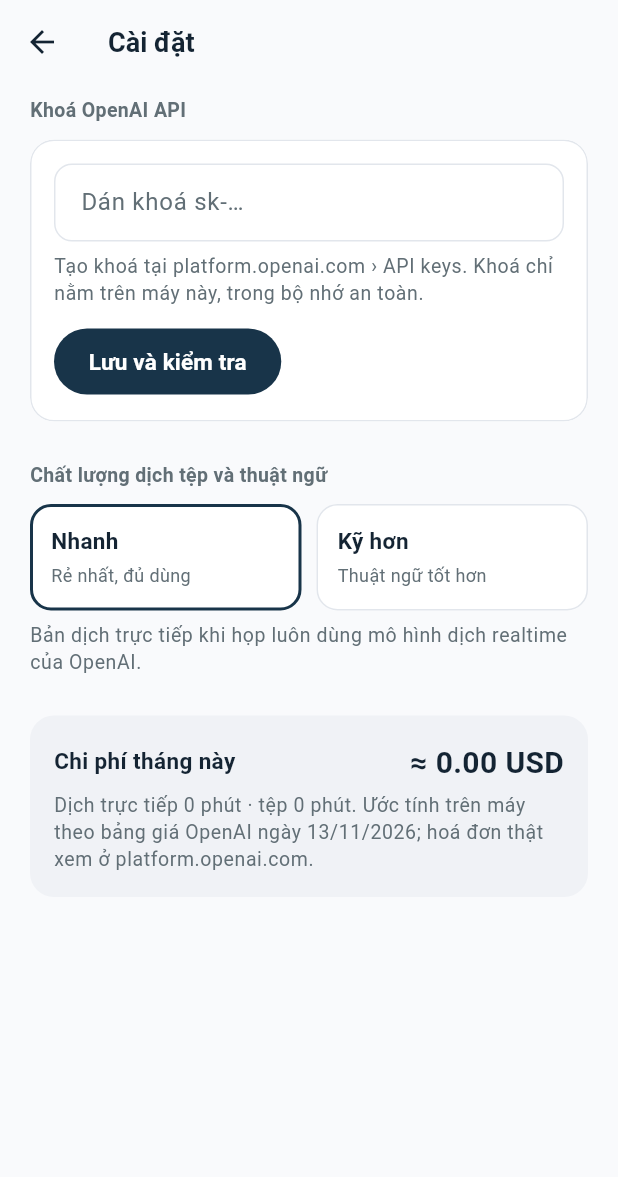
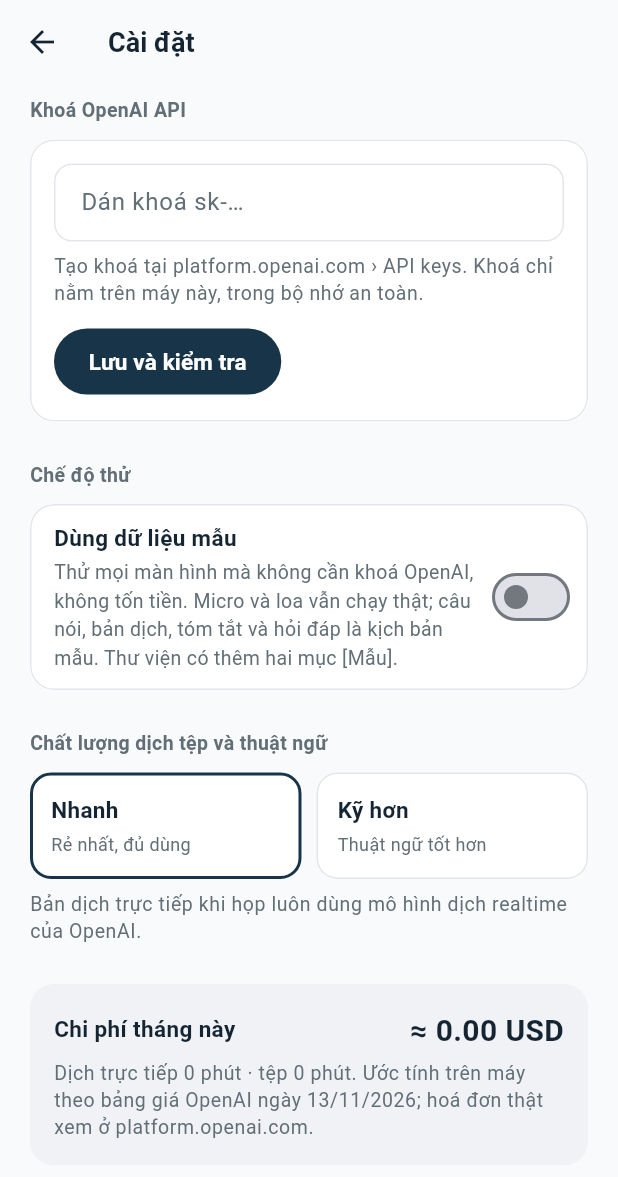
Before and after one commit to ngducmanh21/codex_hackathon, a Flutter app: the screen it shows after launch, after a tap on "Thêm khoá", on a phone screen of 412 x 824 dp. Shown: the top 1177 px of the screen. Run offline on Flutter 3.47's test engine with Material 3 defaults, Android fonts, the phone set to English and light mode, and no system bars; our stand-ins replace file_picker, flutter_secure_storage, image_picker, share_plus, wakelock_plus; missing offline and left inert: flutter_pcm_sound, record.

Commit message:
Add "Chế độ thử": try every screen without an OpenAI key
- A scripted translation server (lib/demo/demo_translate.dart) speaks
  OpenAI's realtime translation wire format: a sample supplier meeting in
  Chinese, English and Vietnamese with translations and short tones for
  read-aloud; "Phát biểu" answers after a second of speech with a longer
  tone to check the loudspeaker route.
- Sample Responses/transcription answers (lib/demo/demo_http.dart) for
  summary, quick questions, explanations, photo context and uploads, so the
  app's own request and parsing code still runs.
- Two "[Mẫu]" Library items, added when demo mode is turned on and removed
  when it is turned off. Demo usage is not billed.
- Switch in Settings and a "Dùng thử" action on the home banner.
- Sentence cutting now also ends a sentence at ".X" with a capital letter,
  for deltas that join sentences without a space.

75 tests pass; version 0.1.1+2.

Co-Authored-By: Claude Opus 5.5 <noreply@anthropic.com>

```diff
--- a/lib/app/services.dart
+++ b/lib/app/services.dart
@@ -1,5 +1,8 @@
 import 'package:flutter/widgets.dart';
 
+import '../demo/demo_http.dart';
+import '../demo/demo_library.dart';
+import '../demo/demo_translate.dart' as demo;
 import '../live/audio_ports.dart';
 import '../live/session_pipe.dart';
 import '../openai/realtime_translate.dart';
@@ -11,6 +14,10 @@ import '../storage/library_store.dart';
 import '../storage/settings_store.dart';
 
 /// Everything the screens need, built once in `main`.
+///
+/// With "Chế độ thử" on ([SettingsStore.demoMode]) the AI comes from sample
+/// backends (`lib/demo/`) instead of OpenAI: no key, no cost. Microphone and
+/// speakers stay real, and the app's own client code still runs.
 class AppServices {
   AppServices({
     required this.keys,
@@ -23,16 +30,22 @@ class AppServices {
     SessionOpener? opener,
     ResponsesClient? responses,
     TranscribeClient? transcriber,
+    SessionOpener? demoOpener,
+    TextAi? demoTextAi,
+    TranscribeClient? demoTranscriber,
   }) : roomSpeaker = roomSpeaker ?? speaker {
     final key = keyProviderFor(keys);
-    this.opener = opener ??
-        (cfg) async => TranslateSession.open(apiKey: await key(), config: cfg);
-    textAi = TextAi(
+    _opener = opener ?? (cfg) async => TranslateSession.open(apiKey: await key(), config: cfg);
+    _textAi = TextAi(
       responses ?? ResponsesClient(key: key),
       translationModel: settings.translationModel,
       onUsage: settings.addTokens,
     );
-    this.transcriber = transcriber ?? TranscribeClient(key: key);
+    _transcriber = transcriber ?? TranscribeClient(key: key);
+    final demoHttp = demoHttpClient();
+    _demoOpener = demoOpener ?? demo.demoOpener();
+    _demoTextAi = demoTextAi ?? TextAi(ResponsesClient(key: () async => 'demo', httpClient: demoHttp));
+    _demoTranscriber = demoTranscriber ?? TranscribeClient(key: () async => 'demo', httpClient: demoHttp);
   }
 
   final KeyStore keys;
@@ -44,16 +57,43 @@ class AppServices {
   /// The phone's loudspeaker, for "Phát biểu".
   final PcmSink roomSpeaker;
   final ScreenAwake awake;
-  late final SessionOpener opener;
-  late final TextAi textAi;
-  late final TranscribeClient transcriber;
+
+  late final SessionOpener _opener;
+  late final TextAi _textAi;
+  late final TranscribeClient _transcriber;
+  late final SessionOpener _demoOpener;
+  late final TextAi _demoTextAi;
+  late final TranscribeClient _demoTranscriber;
+
+  bool get demoMode => settings.demoMode;
+
+  SessionOpener get opener => demoMode ? _demoOpener : _opener;
+  TextAi get textAi => demoMode ? _demoTextAi : _textAi;
+  TranscribeClient get transcriber => demoMode ? _demoTranscriber : _transcriber;
+
+  /// Records billed live-translation audio; nothing is billed in demo mode.
+  void Function(Duration)? get onAudioBilled => demoMode ? null : settings.addTranslateAudio;
 
   /// Bumped whenever the Library changes, so lists refresh.
   final libraryVersion = ValueNotifier<int>(0);
 
   void libraryChanged() => libraryVersion.value++;
 
-  Future<bool> hasKey() async => ((await keys.read()) ?? '').trim().isNotEmpty;
+  /// Whether the app can run: a saved key, or demo mode.
+  Future<bool> hasKey() async => demoMode || ((await keys.read()) ?? '').trim().isNotEmpty;
+
+  /// Turns "Chế độ thử" on (adding the sample Library items) or off
+  /// (removing them).
+  Future<void> setDemoMode(bool on) async {
+    settings.demoMode = on;
+    await settings.save();
+    if (on) {
+      await seedDemoLibrary(library);
+    } else {
+      await clearDemoLibrary(library);
+    }
+    libraryChanged();
+  }
 }
 
 class Services extends InheritedWidget {
@@ -61,8 +101,7 @@ class Services extends InheritedWidget {
 
   final AppServices services;
 
-  static AppServices of(BuildContext context) =>
-      context.dependOnInheritedWidgetOfExactType<Services>()!.services;
+  static AppServices of(BuildContext context) => context.dependOnInheritedWidgetOfExactType<Services>()!.services;
 
   @override
   bool updateShouldNotify(Services oldWidget) => services != oldWidget.services;
--- a/lib/storage/settings_store.dart
+++ b/lib/storage/settings_store.dart
@@ -71,6 +71,9 @@ class SettingsStore extends ChangeNotifier {
   Quality quality = Quality.fast;
   Lang meetingTarget = Lang.vi;
   bool meetingReadAloud = false;
+
+  /// "Chế độ thử": sample AI instead of OpenAI (see `AppServices`).
+  bool demoMode = false;
   final Map<String, MonthUsage> _usage = {};
 
   String get translationModel => quality == Quality.fast ? fastTextModel : qualityTextModel;
@@ -86,6 +89,7 @@ class SettingsStore extends ChangeNotifier {
       quality = j['quality'] == 'careful' ? Quality.careful : Quality.fast;
       meetingTarget = Lang.fromCode(j['meeting_target'] as String?) ?? Lang.vi;
       meetingReadAloud = j['meeting_read_aloud'] == true;
+      demoMode = j['demo_mode'] == true;
       (j['usage'] as Map? ?? const {}).forEach((k, v) {
         _usage[k as String] = MonthUsage.fromJson((v as Map).cast<String, Object?>());
       });
@@ -106,6 +110,7 @@ class SettingsStore extends ChangeNotifier {
       'quality': quality.name,
       'meeting_target': meetingTarget.code,
       'meeting_read_aloud': meetingReadAloud,
+      'demo_mode': demoMode,
       'usage': {for (final e in _usage.entries) e.key: e.value.toJson()},
     }));
     await tmp.rename(file.path);
--- a/lib/ui/home_screen.dart
+++ b/lib/ui/home_screen.dart
@@ -98,11 +98,20 @@ class _HomeScreenState extends State<HomeScreen> {
         ],
       ),
       body: Column(children: [
-        if (!_hasKey && !_loading)
+        if (_services?.demoMode ?? false)
           NoticeBar(
-            text: 'Chưa có khoá OpenAI. Thêm khoá để bắt đầu.',
+            key: const Key('demo-banner'),
+            text: 'Chế độ thử: dữ liệu mẫu, không gọi OpenAI.',
+            action: 'Tắt',
+            onAction: () => _services!.setDemoMode(false),
+          )
+        else if (!_hasKey && !_loading)
+          NoticeBar(
+            text: 'Chưa có khoá OpenAI.',
             action: 'Thêm khoá',
             onAction: () => _open(const SettingsScreen()),
+            action2: 'Dùng thử',
+            onAction2: () => _services!.setDemoMode(true),
           ),
         Padding(
           padding: const EdgeInsets.fromLTRB(20, 4, 20, 0),
--- a/lib/ui/settings_screen.dart
+++ b/lib/ui/settings_screen.dart
@@ -137,6 +137,29 @@ class _SettingsScreenState extends State<SettingsScreen> {
             ]),
           ),
           const SizedBox(height: 26),
+          const SectionLabel('Chế độ thử'),
+          SurfaceCard(
+            padding: const EdgeInsets.fromLTRB(16, 12, 8, 12),
+            child: Row(children: [
+              const Expanded(
+                child: Column(crossAxisAlignment: CrossAxisAlignment.start, children: [
+                  Text('Dùng dữ liệu mẫu', style: TextStyle(fontSize: 15, fontWeight: FontWeight.w600)),
+                  SizedBox(height: 2),
+                  Text(
+                    'Thử mọi màn hình mà không cần khoá OpenAI, không tốn tiền. Micro và loa vẫn chạy thật; '
+                    'câu nói, bản dịch, tóm tắt và hỏi đáp là kịch bản mẫu. Thư viện có thêm hai mục [Mẫu].',
+                    style: TextStyle(fontSize: 13, color: C.inkMuted),
+                  ),
+                ]),
+              ),
+              Switch(
+                key: const Key('demo-switch'),
+                value: settings.demoMode,
+                onChanged: (v) => Services.of(context).setDemoMode(v),
+              ),
+            ]),
+          ),
+          const SizedBox(height: 26),
           const SectionLabel('Chất lượng dịch tệp và thuật ngữ'),
           Row(children: [
             Expanded(
--- a/lib/ui/widgets.dart
+++ b/lib/ui/widgets.dart
@@ -155,10 +155,12 @@ class SurfaceCard extends StatelessWidget {
 
 /// A banner for problems (lost connection, missing key…).
 class NoticeBar extends StatelessWidget {
-  const NoticeBar({super.key, required this.text, this.action, this.onAction});
+  const NoticeBar({super.key, required this.text, this.action, this.onAction, this.action2, this.onAction2});
   final String text;
   final String? action;
   final VoidCallback? onAction;
+  final String? action2;
+  final VoidCallback? onAction2;
 
   @override
   Widget build(BuildContext context) => Container(
@@ -167,6 +169,7 @@ class NoticeBar extends StatelessWidget {
         padding: const EdgeInsets.fromLTRB(20, 10, 8, 10),
         child: Row(children: [
           Expanded(child: Text(text, style: const TextStyle(fontSize: 14, color: C.warning))),
+          if (action2 != null) TextButton(onPressed: onAction2, child: Text(action2!)),
           if (action != null) TextButton(onPressed: onAction, child: Text(action!)),
         ]),
       );
--- a/pubspec.yaml
+++ b/pubspec.yaml
@@ -16,7 +16,7 @@ publish_to: 'none' # Remove this line if you wish to publish to pub.dev
 # https://developer.apple.com/library/archive/documentation/General/Reference/InfoPlistKeyReference/Articles/CoreFoundationKeys.html
 # In Windows, build-name is used as the major, minor, and patch parts
 # of the product and file versions while build-number is used as the build suffix.
-version: 0.1.0+1
+version: 0.1.1+2
 
 environment:
   sdk: ^3.12.2
```
Also changed, not shown: lib/demo/demo_http.dart (added, +150 -0 lines), lib/demo/demo_library.dart (added, +88 -0 lines), lib/demo/demo_script.dart (added, +105 -0 lines), lib/demo/demo_translate.dart (added, +148 -0 lines), lib/domain/segmenter.dart (+5 -2 lines), lib/ui/meeting_screen.dart (+6 -1 lines), 3 other files.
